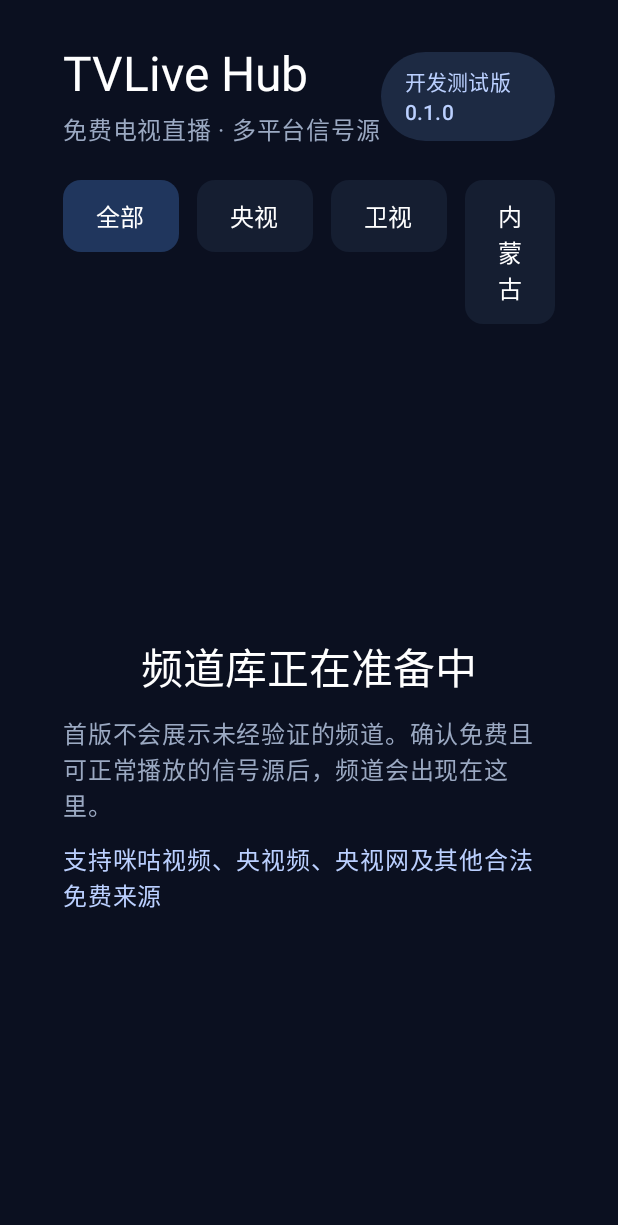
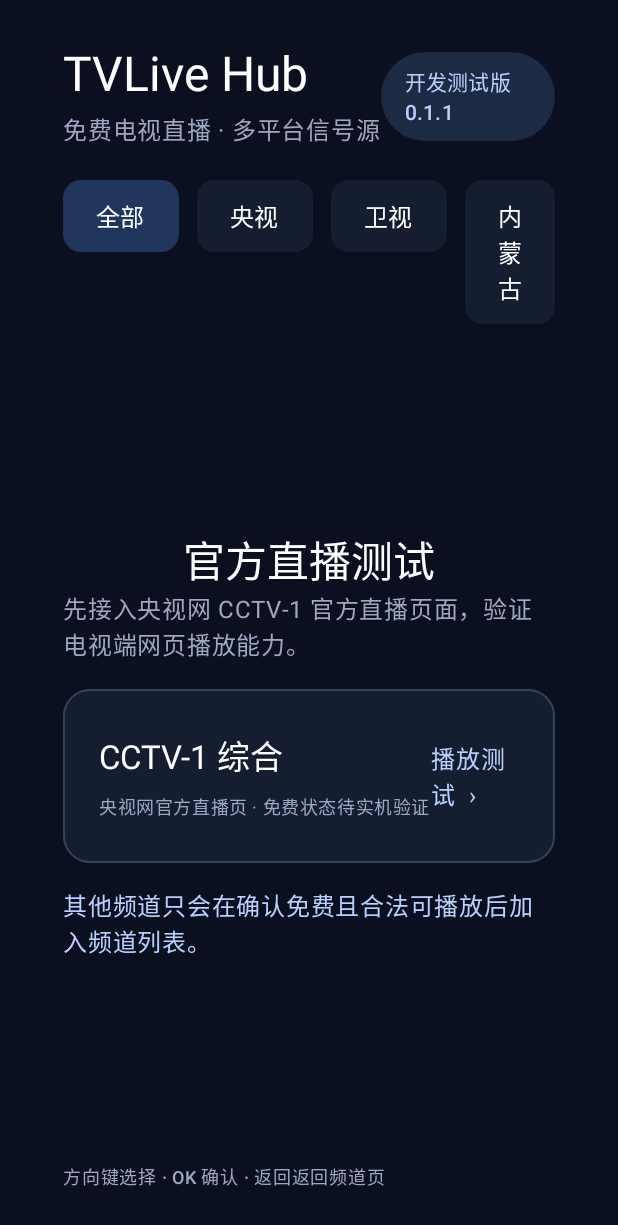
Before and after one commit to devatvmo/TVLiveHub, an Android app built with Jetpack Compose: the screen it shows after launch (MainActivity), on a phone screen of 412 x 824 dp. Shown: the top 1225 px of the screen. Run offline under Robolectric (Android 15) with nearby library versions, the phone set to English and light mode, and no system bars.

Commit message:
feat: add CCTV-1 official live page test entry

```diff
--- a/app/src/main/java/tv/livehub/app/MainActivity.kt
+++ b/app/src/main/java/tv/livehub/app/MainActivity.kt
@@ -2,6 +2,7 @@ package tv.livehub.app
 
 import android.os.Bundle
 import androidx.activity.ComponentActivity
+import androidx.activity.compose.BackHandler
 import androidx.activity.compose.setContent
 import androidx.compose.foundation.BorderStroke
 import androidx.compose.foundation.background
@@ -20,11 +21,13 @@ import androidx.compose.ui.graphics.Color
 import androidx.compose.ui.unit.dp
 import tv.livehub.app.data.ChannelRepository
 import tv.livehub.app.model.Channel
+import tv.livehub.app.player.OfficialWebViewPlayer
 
 private val AppBg = Color(0xFF0B1020)
 private val Panel = Color(0xFF151E31)
 private val Accent = Color(0xFF5B8CFF)
 private val Muted = Color(0xFF9BA9C2)
+private const val CCTV1_LIVE_PAGE = "https://tv.cctv.com/live/cctv1/"
 
 class MainActivity : ComponentActivity() {
     override fun onCreate(savedInstanceState: Bundle?) {
@@ -34,13 +37,26 @@ class MainActivity : ComponentActivity() {
             MaterialTheme(colorScheme = darkColorScheme(
                 primary = Accent, background = AppBg, surface = Panel,
                 onBackground = Color.White, onSurface = Color.White
-            )) { TVLiveHome(channels) }
+            )) {
+                TVLiveApp(channels)
+            }
         }
     }
 }
 
 @Composable
-private fun TVLiveHome(channels: List<Channel>) {
+private fun TVLiveApp(channels: List<Channel>) {
+    var showCctvPlayer by remember { mutableStateOf(false) }
+    BackHandler(enabled = showCctvPlayer) { showCctvPlayer = false }
+    if (showCctvPlayer) {
+        CctvTestPlayer(onBack = { showCctvPlayer = false })
+    } else {
+        TVLiveHome(channels, onOpenCctv = { showCctvPlayer = true })
+    }
+}
+
+@Composable
+private fun TVLiveHome(channels: List<Channel>, onOpenCctv: () -> Unit) {
     var selectedCategory by remember { mutableStateOf("全部") }
     val categories = listOf("全部", "央视", "卫视", "内蒙古")
     val visible = channels.filter { selectedCategory == "全部" || it.category == selectedCategory }
@@ -56,7 +72,7 @@ private fun TVLiveHome(channels: List<Channel>) {
                 Text("免费电视直播 · 多平台信号源", color = Muted)
             }
             Surface(color = Color(0xFF1D2A43), shape = RoundedCornerShape(50)) {
-                Text("开发测试版 0.1.0",
+                Text("开发测试版 0.1.1",
                     modifier = Modifier.padding(horizontal = 16.dp, vertical = 9.dp),
                     color = Color(0xFFBBD0FF), style = MaterialTheme.typography.labelLarge)
             }
@@ -67,16 +83,23 @@ private fun TVLiveHome(channels: List<Channel>) {
             }
         }
         if (visible.isEmpty()) {
-            Box(Modifier.fillMaxSize(), contentAlignment = Alignment.Center) {
-                Column(horizontalAlignment = Alignment.CenterHorizontally,
-                    verticalArrangement = Arrangement.spacedBy(12.dp)) {
-                    Text("频道库正在准备中", style = MaterialTheme.typography.headlineMedium,
-                        color = Color.White)
-                    Text("首版不会展示未经验证的频道。确认免费且可正常播放的信号源后，频道会出现在这里。",
-                        color = Muted, style = MaterialTheme.typography.bodyLarge)
-                    Text("支持咪咕视频、央视频、央视网及其他合法免费来源",
-                        color = Color(0xFFBBD0FF))
-                }
+            Column(
+                modifier = Modifier.fillMaxWidth().weight(1f),
+                horizontalAlignment = Alignment.CenterHorizontally,
+                verticalArrangement = Arrangement.Center
+            ) {
+                Text("官方直播测试", style = MaterialTheme.typography.headlineMedium, color = Color.White)
+                Text("先接入央视网 CCTV-1 官方直播页面，验证电视端网页播放能力。",
+                    color = Muted, style = MaterialTheme.typography.bodyLarge)
+                Spacer(Modifier.height(18.dp))
+                TestChannelCard(
+                    title = "CCTV-1 综合",
+                    subtitle = "央视网官方直播页 · 免费状态待实机验证",
+                    onClick = onOpenCctv
+                )
+                Spacer(Modifier.height(16.dp))
+                Text("其他频道只会在确认免费且合法可播放后加入频道列表。",
+                    color = Color(0xFFBBD0FF))
             }
         } else {
             LazyVerticalGrid(
@@ -85,12 +108,58 @@ private fun TVLiveHome(channels: List<Channel>) {
                 verticalArrangement = Arrangement.spacedBy(16.dp)
             ) {
                 items(visible, key = { it.id }) { channel ->
-                    ChannelCard(channel) { /* Playback navigation follows in the next increment. */ }
+                    ChannelCard(channel) { /* Channel playback navigation follows in a later increment. */ }
                 }
             }
         }
-        Text("方向键选择 · OK 确认 · 返回退出", color = Muted,
+        Text("方向键选择 · OK 确认 · 返回返回频道页", color = Muted,
             style = MaterialTheme.typography.labelMedium)
+    }
+}
+
+@Composable
+private fun CctvTestPlayer(onBack: () -> Unit) {
+    Column(Modifier.fillMaxSize().background(Color.Black)) {
+        Row(
+            Modifier.fillMaxWidth().background(Color(0xFF111827)).padding(horizontal = 24.dp, vertical = 12.dp),
+            verticalAlignment = Alignment.CenterVertically,
+            horizontalArrangement = Arrangement.SpaceBetween
+        ) {
+            Column {
+                Text("CCTV-1 综合 · 官方网页播放测试", color = Color.White,
+                    style = MaterialTheme.typography.titleLarge)
+                Text("免费状态与设备兼容性尚待实测", color = Color(0xFFFFD28A),
+                    style = MaterialTheme.typography.labelMedium)
+            }
+            Button(onClick = onBack) { Text("返回频道页") }
+        }
+        OfficialWebViewPlayer(
+            url = CCTV1_LIVE_PAGE,
+            modifier = Modifier.fillMaxSize().weight(1f)
+        )
+    }
+}
+
+@Composable
+private fun TestChannelCard(title: String, subtitle: String, onClick: () -> Unit) {
+    var focused by remember { mutableStateOf(false) }
+    Surface(
+        onClick = onClick,
+        color = if (focused) Color(0xFF263D65) else Panel,
+        shape = RoundedCornerShape(18.dp),
+        border = if (focused) BorderStroke(3.dp, Accent) else BorderStroke(1.dp, Color(0xFF34435C)),
+        modifier = Modifier.widthIn(min = 360.dp, max = 620.dp)
+            .height(116.dp).onFocusChanged { focused = it.isFocused }
+    ) {
+        Row(Modifier.fillMaxSize().padding(horizontal = 24.dp, vertical = 18.dp),
+            verticalAlignment = Alignment.CenterVertically,
+            horizontalArrangement = Arrangement.SpaceBetween) {
+            Column(verticalArrangement = Arrangement.spacedBy(8.dp)) {
+                Text(title, color = Color.White, style = MaterialTheme.typography.titleLarge)
+                Text(subtitle, color = Muted, style = MaterialTheme.typography.bodySmall)
+            }
+            Text("播放测试  ›", color = Color(0xFFBBD0FF))
+        }
     }
 }
 
@@ -102,7 +171,7 @@ private fun CategoryChip(label: String, selected: Boolean, onClick: () -> Unit)
         color = when { focused -> Color(0xFF29477F); selected -> Color(0xFF20365D); else -> Panel },
         shape = RoundedCornerShape(12.dp),
         border = if (focused) BorderStroke(2.dp, Color(0xFF9DBAFF)) else null,
-        modifier = Modifier.onFocusChanged { focused = it.isFocused }.focusable()
+        modifier = Modifier.onFocusChanged { focused = it.isFocused }
     ) {
         Text(label, modifier = Modifier.padding(horizontal = 22.dp, vertical = 12.dp),
             color = Color.White, style = MaterialTheme.typography.titleMedium)
@@ -117,7 +186,7 @@ private fun ChannelCard(channel: Channel, onClick: () -> Unit) {
         color = if (focused) Color(0xFF263D65) else Panel,
         shape = RoundedCornerShape(16.dp),
         border = if (focused) BorderStroke(2.dp, Accent) else null,
-        modifier = Modifier.height(112.dp).onFocusChanged { focused = it.isFocused }.focusable()
+        modifier = Modifier.height(112.dp).onFocusChanged { focused = it.isFocused }
     ) {
         Column(Modifier.fillMaxSize().padding(18.dp),
             verticalArrangement = Arrangement.SpaceBetween) {
```
